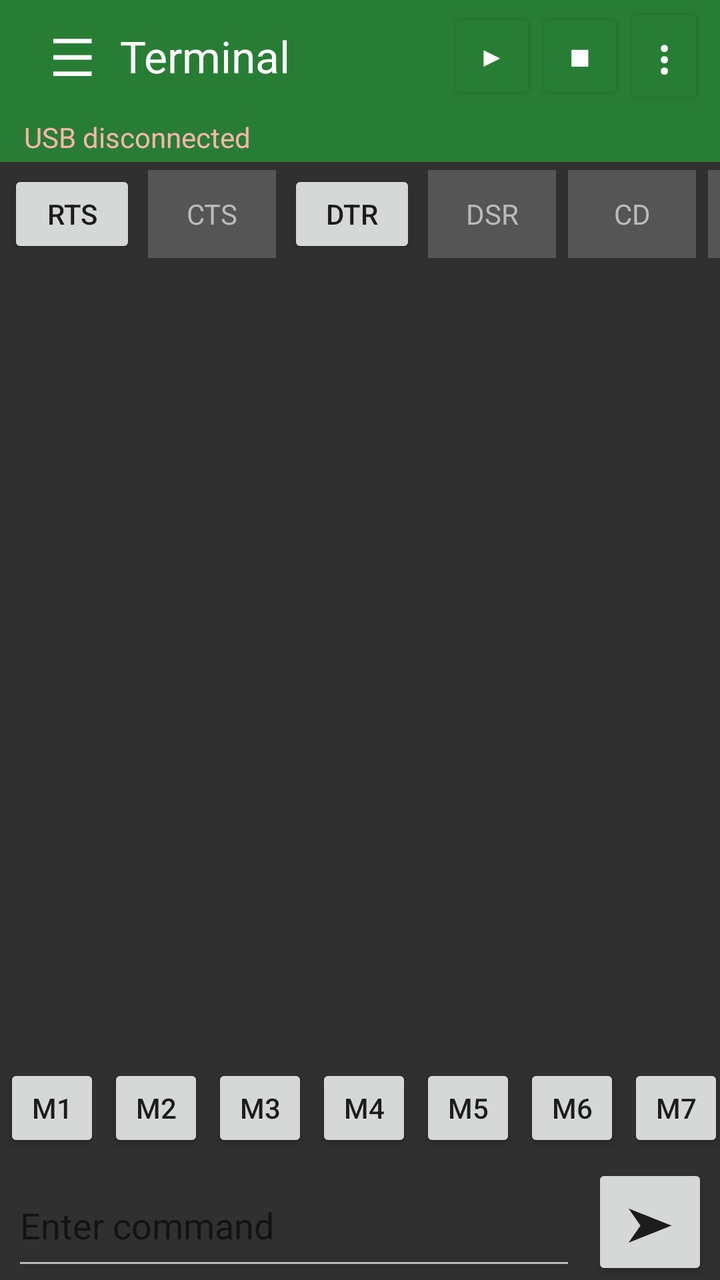
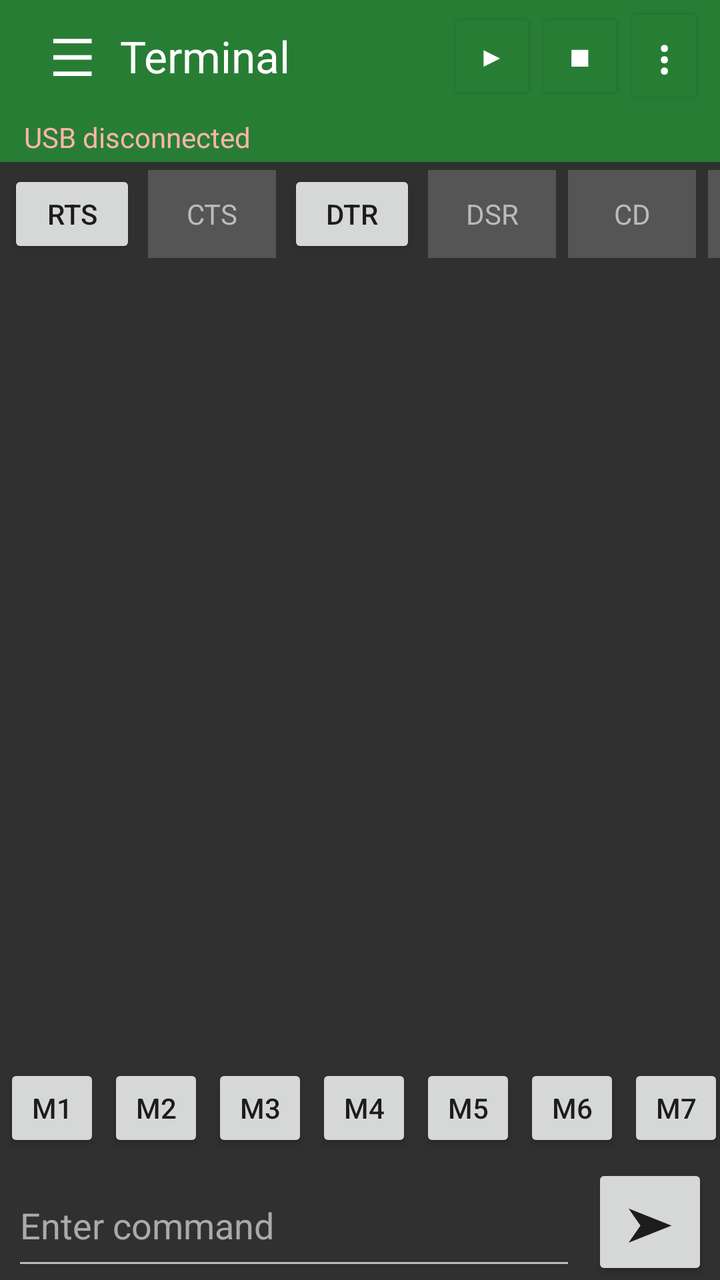

The first picture is an Android layout as it rendered before a commit; the second is the same layout after the commit. The layout source and the unified diff follow.
<!-- AndroidManifest.xml: application theme android:Theme.Material.Light.NoActionBar -->
<!-- res/layout/activity_main.xml -->
<?xml version="1.0" encoding="utf-8"?>
<LinearLayout xmlns:android="http://schemas.android.com/apk/res/android"
    android:orientation="vertical" android:background="#303030"
    android:layout_width="match_parent" android:layout_height="match_parent">

    <LinearLayout android:orientation="horizontal" android:gravity="center_vertical"
        android:background="#287D35" android:paddingLeft="12dp" android:paddingRight="8dp"
        android:layout_width="match_parent" android:layout_height="56dp">
        <TextView android:id="@+id/title" android:text="☰" android:textColor="#FFFFFF"
            android:textSize="26sp" android:gravity="center" android:layout_width="48dp" android:layout_height="match_parent"/>
        <TextView android:text="Terminal" android:textColor="#FFFFFF" android:textSize="22sp"
            android:layout_width="0dp" android:layout_weight="1" android:layout_height="wrap_content"/>
        <Button android:id="@+id/connect" android:text="▶" android:textColor="#FFFFFF"
            android:backgroundTint="#287D35" android:minWidth="44dp" android:layout_width="wrap_content" android:layout_height="wrap_content"/>
        <Button android:id="@+id/disconnect" android:text="■" android:textColor="#FFFFFF"
            android:backgroundTint="#287D35" android:minWidth="44dp" android:layout_width="wrap_content" android:layout_height="wrap_content"/>
        <Button android:id="@+id/menu" android:text="⋮" android:textColor="#FFFFFF"
            android:textSize="24sp" android:backgroundTint="#287D35" android:minWidth="40dp" android:layout_width="wrap_content" android:layout_height="wrap_content"/>
    </LinearLayout>

    <TextView android:id="@+id/status" android:text="USB disconnected" android:textColor="#FFB4AB"
        android:paddingLeft="12dp" android:paddingTop="3dp" android:paddingBottom="3dp"
        android:background="#287D35" android:layout_width="match_parent" android:layout_height="wrap_content"/>

    <HorizontalScrollView android:scrollbars="none" android:background="#303030"
        android:layout_width="match_parent" android:layout_height="52dp">
        <LinearLayout android:orientation="horizontal" android:gravity="center_vertical"
            android:paddingLeft="4dp" android:paddingRight="4dp"
            android:layout_width="wrap_content" android:layout_height="match_parent">
            <Button android:id="@+id/rts" android:text="RTS" android:layout_width="64dp" android:layout_height="44dp" android:layout_marginRight="6dp"/>
            <TextView android:id="@+id/cts" android:text="CTS" android:textColor="#BBBBBB" android:gravity="center" android:background="#555555" android:layout_width="64dp" android:layout_height="44dp" android:layout_marginRight="6dp"/>
            <Button android:id="@+id/dtr" android:text="DTR" android:layout_width="64dp" android:layout_height="44dp" android:layout_marginRight="6dp"/>
            <TextView android:id="@+id/dsr" android:text="DSR" android:textColor="#BBBBBB" android:gravity="center" android:background="#555555" android:layout_width="64dp" android:layout_height="44dp" android:layout_marginRight="6dp"/>
            <TextView android:id="@+id/cd" android:text="CD" android:textColor="#BBBBBB" android:gravity="center" android:background="#555555" android:layout_width="64dp" android:layout_height="44dp" android:layout_marginRight="6dp"/>
            <TextView android:id="@+id/ri" android:text="RI" android:textColor="#BBBBBB" android:gravity="center" android:background="#555555" android:layout_width="64dp" android:layout_height="44dp"/>
        </LinearLayout>
    </HorizontalScrollView>

    <ScrollView android:id="@+id/flashPanel" android:visibility="gone"
        android:layout_width="match_parent" android:layout_height="0dp" android:layout_weight="1">
        <LinearLayout android:orientation="vertical" android:padding="12dp" android:layout_width="match_parent" android:layout_height="wrap_content">
            <TextView android:text="BL602 firmware images" android:textColor="#FFFFFF" android:textStyle="bold" android:paddingTop="8dp" android:layout_width="match_parent" android:layout_height="wrap_content"/>
            <Button android:id="@+id/pickFirmware" android:text="Select BIN file(s)" android:layout_width="match_parent" android:layout_height="wrap_content"/>
            <TextView android:id="@+id/firmwareList" android:text="No firmware selected" android:textColor="#FFFFFF" android:padding="8dp" android:layout_width="match_parent" android:layout_height="wrap_content"/>
            <TextView android:text="Flash address assignment is not available yet." android:textColor="#CCCCCC" android:textSize="12sp" android:layout_width="match_parent" android:layout_height="wrap_content"/>
            <Button android:id="@+id/startFlash" android:text="FLASH BL602" android:layout_width="match_parent" android:layout_height="wrap_content"/>
            <ProgressBar android:id="@+id/progress" style="?android:attr/progressBarStyleHorizontal" android:max="100" android:progress="0" android:layout_width="match_parent" android:layout_height="wrap_content"/>
            <TextView android:id="@+id/flashLog" android:text="Flash log" android:textColor="#FFFFFF" android:padding="8dp" android:textIsSelectable="true" android:layout_width="match_parent" android:layout_height="wrap_content"/>
        </LinearLayout>
    </ScrollView>

    <LinearLayout android:id="@+id/monitorPanel" android:orientation="vertical"
        android:layout_width="match_parent" android:layout_height="0dp" android:layout_weight="1">
        <ScrollView android:id="@+id/terminalScroll" android:fillViewport="true" android:background="#303030"
            android:scrollbars="vertical" android:fadeScrollbars="false"
            android:layout_width="match_parent" android:layout_height="0dp" android:layout_weight="1">
            <TextView android:id="@+id/terminal" android:textColor="#E0E0E0" android:typeface="monospace"
                android:textSize="13sp" android:padding="8dp" android:textIsSelectable="true"
                android:gravity="top|start" android:layout_width="match_parent" android:layout_height="wrap_content"/>
        </ScrollView>
        <HorizontalScrollView android:scrollbars="none" android:layout_width="match_parent" android:layout_height="56dp">
            <LinearLayout android:id="@+id/shortcutRow" android:orientation="horizontal" android:gravity="center_vertical"
                android:layout_width="wrap_content" android:layout_height="match_parent">
                <Button android:id="@+id/m1" android:text="M1" android:layout_width="48dp" android:layout_height="44dp" android:layout_margin="2dp"/>
                <Button android:id="@+id/m2" android:text="M2" android:layout_width="48dp" android:layout_height="44dp" android:layout_margin="2dp"/>
                <Button android:id="@+id/m3" android:text="M3" android:layout_width="48dp" android:layout_height="44dp" android:layout_margin="2dp"/>
                <Button android:id="@+id/m4" android:text="M4" android:layout_width="48dp" android:layout_height="44dp" android:layout_margin="2dp"/>
                <Button android:id="@+id/m5" android:text="M5" android:layout_width="48dp" android:layout_height="44dp" android:layout_margin="2dp"/>
                <Button android:id="@+id/m6" android:text="M6" android:layout_width="48dp" android:layout_height="44dp" android:layout_margin="2dp"/>
                <Button android:id="@+id/m7" android:text="M7" android:layout_width="48dp" android:layout_height="44dp" android:layout_margin="2dp"/>
            </LinearLayout>
        </HorizontalScrollView>
        <LinearLayout android:orientation="horizontal" android:gravity="center_vertical"
            android:paddingLeft="6dp" android:paddingRight="6dp"
            android:layout_width="match_parent" android:layout_height="58dp">
            <EditText android:id="@+id/sendText" android:hint="Enter command" android:textColor="#FFFFFF"
                android:hintTextColor="#AAAAAA" android:singleLine="true" android:backgroundTint="#BBBBBB"
                android:imeOptions="actionSend" android:layout_width="0dp" android:layout_weight="1" android:layout_height="match_parent"/>
            <Button android:id="@+id/send" android:text="➤" android:textSize="24sp"
                android:layout_width="58dp" android:layout_height="match_parent" android:layout_marginLeft="8dp"/>
        </LinearLayout>
    </LinearLayout>

    <ScrollView android:id="@+id/settingsPanel" android:visibility="gone"
        android:layout_width="match_parent" android:layout_height="0dp" android:layout_weight="1">
        <LinearLayout android:orientation="vertical" android:padding="12dp" android:layout_width="match_parent" android:layout_height="wrap_content">
            <TextView android:text="UART settings" android:textColor="#FFFFFF" android:textStyle="bold" android:layout_width="match_parent" android:layout_height="wrap_content"/>
            <TextView android:text="Baud rate" android:textColor="#FFFFFF" android:paddingTop="8dp" android:layout_width="match_parent" android:layout_height="wrap_content"/>
            <Spinner android:id="@+id/baudPreset" android:layout_width="match_parent" android:layout_height="wrap_content"/>
            <EditText android:id="@+id/baudRate" android:visibility="gone" android:inputType="number" android:text="500000" android:hint="Custom baud rate" android:layout_width="match_parent" android:layout_height="wrap_content"/>
            <TextView android:text="Receive format" android:textColor="#FFFFFF" android:paddingTop="12dp" android:layout_width="match_parent" android:layout_height="wrap_content"/>
            <Spinner android:id="@+id/viewMode" android:layout_width="match_parent" android:layout_height="wrap_content"/>
            <TextView android:text="Transmit newline" android:textColor="#FFFFFF" android:paddingTop="12dp" android:layout_width="match_parent" android:layout_height="wrap_content"/>
            <Spinner android:id="@+id/newlineMode" android:layout_width="match_parent" android:layout_height="wrap_content"/>
            <TextView android:text="Data: 8 bits · Parity: none · Stop: 1" android:textColor="#FFFFFF" android:layout_width="match_parent" android:layout_height="wrap_content"/>
            <TextView android:text="Tap RTS/DTR to toggle output lines. CTS/DSR/CD/RI are status indicators." android:textColor="#CCCCCC" android:textStyle="bold" android:paddingTop="12dp" android:layout_width="match_parent" android:layout_height="wrap_content"/>
            <Button android:id="@+id/backToTerminal" android:text="Back to terminal" android:layout_width="match_parent" android:layout_height="wrap_content"/>
            <TextView android:text="Manual reset: hold BOOT, pulse RESET, release RESET, then release BOOT. Wiring varies by board." android:textColor="#CCCCCC" android:textSize="12sp" android:padding="8dp" android:layout_width="match_parent" android:layout_height="wrap_content"/>
        </LinearLayout>
    </ScrollView>
</LinearLayout>
<!-- resources referenced by this layout -->
<resources>

</resources>

<!-- the commit's change to res/layout/activity_main.xml (unified diff, before → after) -->
@@ -74,7 +74,7 @@
             android:paddingLeft="6dp" android:paddingRight="6dp"
             android:layout_width="match_parent" android:layout_height="58dp">
             <EditText android:id="@+id/sendText" android:hint="Enter command" android:textColor="#FFFFFF"
-                android:hintTextColor="#AAAAAA" android:singleLine="true" android:backgroundTint="#BBBBBB"
+                android:textColorHint="#AAAAAA" android:singleLine="true" android:backgroundTint="#BBBBBB"
                 android:imeOptions="actionSend" android:layout_width="0dp" android:layout_weight="1" android:layout_height="match_parent"/>
             <Button android:id="@+id/send" android:text="➤" android:textSize="24sp"
                 android:layout_width="58dp" android:layout_height="match_parent" android:layout_marginLeft="8dp"/>
